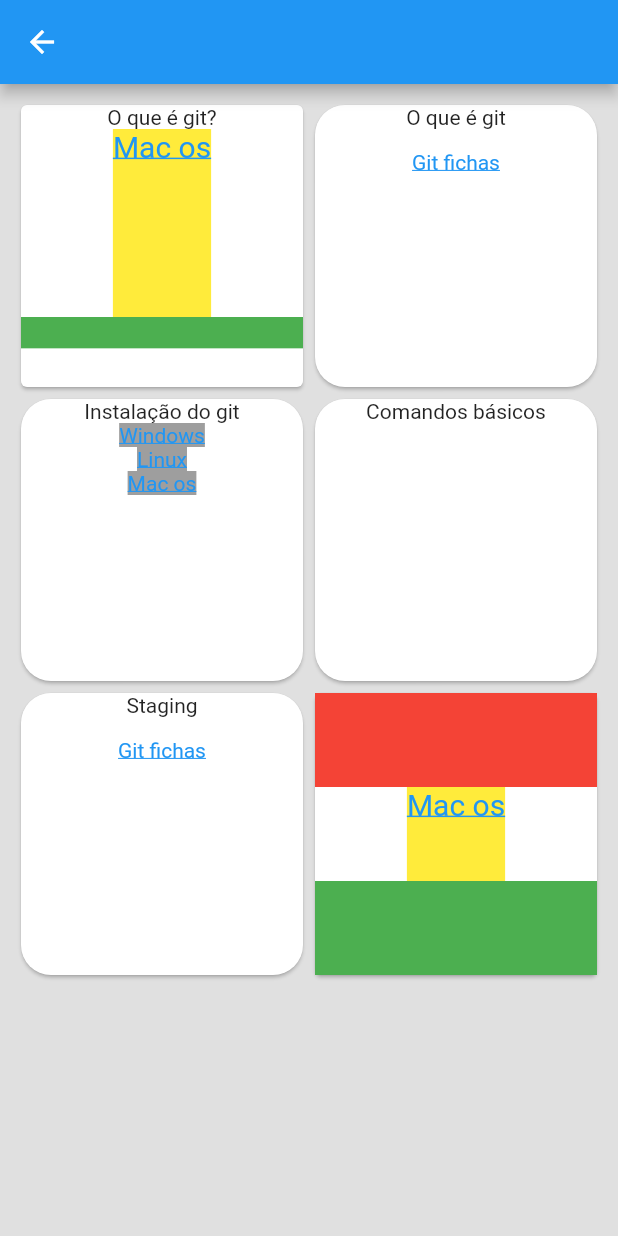
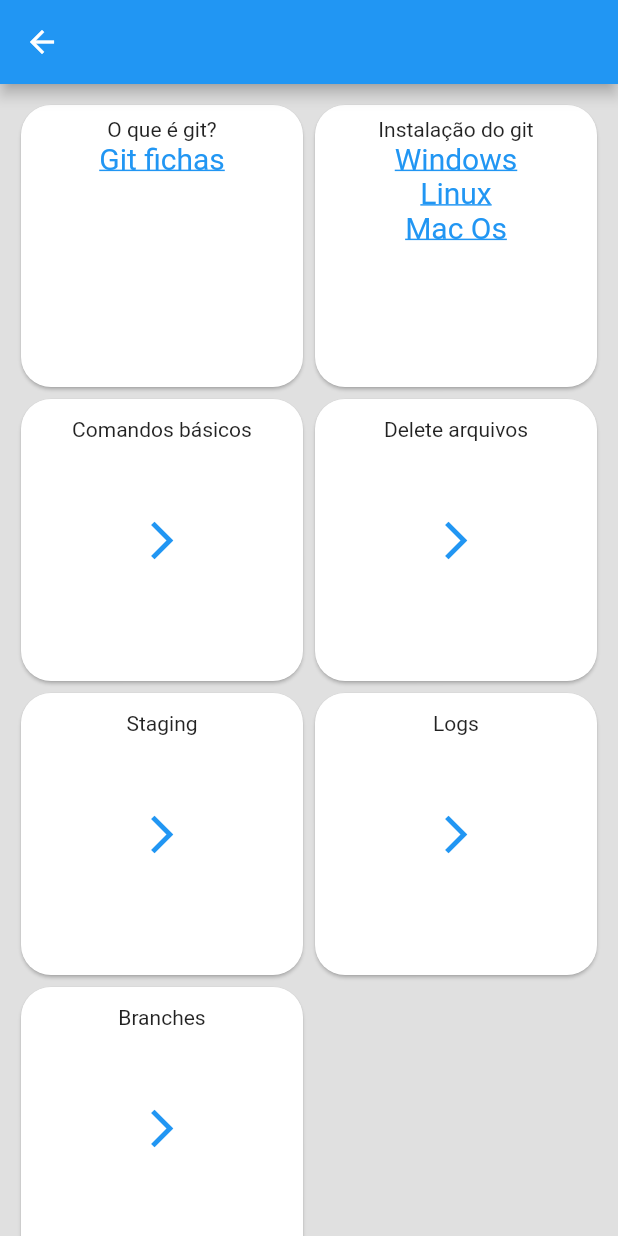
Before and after one commit to pdr-dev71/app-git-e-github-formacao-basica, a Flutter app: the PrimeirosPassosGit screen opened by its route, on a phone screen of 412 x 824 dp. Run offline on Flutter 3.47's test engine with Material 2 defaults, Android fonts, the phone set to English and light mode, and no system bars; statements that could not run were skipped.

Commit message:
finished first module

```diff
--- a/lib/main.dart
+++ b/lib/main.dart
@@ -1,8 +1,12 @@
 import 'package:flutter/material.dart';
 import 'package:git_e_github_formacao_basica/home.dart';
+import 'package:git_e_github_formacao_basica/primeiro_passos/branches.dart';
 import 'package:git_e_github_formacao_basica/primeiro_passos/comandos_basicos.dart';
+import 'package:git_e_github_formacao_basica/primeiro_passos/delete.dart';
 import 'package:git_e_github_formacao_basica/primeiro_passos/home.dart';
-import 'package:git_e_github_formacao_basica/trabalhando_com_git.dart';
+import 'package:git_e_github_formacao_basica/primeiro_passos/logs.dart';
+import 'package:git_e_github_formacao_basica/primeiro_passos/staging.dart';
+import 'package:git_e_github_formacao_basica/trabahando_com_git/trabalhando_com_git.dart';
 
 void main() {
   runApp(const MyApp());
@@ -21,6 +25,10 @@
         '/Modulo1': (context) => const PrimeirosPassosGit(),
         '/Modulo2': (context) => const TrabalhandoComGit(),
         '/ComandosBasicos': (context) => const ComandosBasicos(),
+        '/Staging': (context) => const Staging(),
+        '/Delete': (context) => const Delete(),
+        '/Logs': (context) => const Logs(),
+        '/Branches': (context) => const Branches(),
       },
     );
   }
--- a/lib/primeiro_passos/home.dart
+++ b/lib/primeiro_passos/home.dart
@@ -33,25 +33,30 @@ class PrimeirosPassosGit extends StatelessWidget {
         scrollDirection: Axis.vertical,
         children: [
           Card(
+            clipBehavior: Clip.antiAliasWithSaveLayer,
+            shape: RoundedRectangleBorder(
+              borderRadius: BorderRadius.circular(20.0),
+            ),
+            child: Padding(
+              padding: const EdgeInsets.all(8.0),
               child: Column(
                 children: <Widget>[
-                Flexible(
+                  const Flexible(
                     flex: 2,
-                  child: Container(
-                    child: const Text('O que é git?'),
+                    child: SizedBox(
+                      child: Text('O que é git?'),
                     ),
                   ),
                   Flexible(
                     flex: 6,
                     child: Container(
-                    color: Colors.yellow,
                       child: Column(
                         children: [
                           InkWell(
-                          onTap: () async => await _openUrl(
-                              'https://git-scm.com/download/mac'),
+                            onTap: () async =>
+                                await _openUrl('https://gitfichas.com/'),
                             child: const Text(
-                            'Mac os',
+                              'Git fichas',
                               style: TextStyle(
                                 decoration: TextDecoration.underline,
                                 color: Colors.blue,
@@ -63,13 +68,8 @@ class PrimeirosPassosGit extends StatelessWidget {
                       ),
                     ),
                   ),
-                Flexible(
-                  flex: 1,
-                  child: Container(
-                    color: Colors.green,
+                ],
               ),
-                ),
-              ],
             ),
           ),
           Card(
@@ -77,162 +77,50 @@ class PrimeirosPassosGit extends StatelessWidget {
             shape: RoundedRectangleBorder(
               borderRadius: BorderRadius.circular(20.0),
             ),
+            child: Padding(
+              padding: const EdgeInsets.all(8.0),
               child: Column(
-              children: [
-                const Text('O que é git'),
-                InkWell(
-                  onTap: () async => await _openUrl('https://gitfichas.com/'),
-                  child: const Padding(
-                    padding: EdgeInsets.only(top: 14.0),
-                    child: Text(
-                      'Git fichas',
-                      style: TextStyle(
-                        decoration: TextDecoration.underline,
-                        color: Colors.blue,
-                      ),
-                    ),
-                  ),
-                ),
-              ],
-            ),
-          ),
-          SizedBox(
-            width: screenWith * .4,
-            height: 100,
-            child: Card(
-              clipBehavior: Clip.antiAliasWithSaveLayer,
-              shape: RoundedRectangleBorder(
-                borderRadius: BorderRadius.circular(20.0),
-              ),
-              child: Column(
-                children: [
-                  Flexible(
+                children: <Widget>[
+                  const Flexible(
                     flex: 2,
-                    child: Container(
-                      child: const Text('Instalação do git'),
+                    child: SizedBox(
+                      child: Text('Instalação do git'),
                     ),
                   ),
                   Flexible(
-                    flex: 5,
+                    flex: 6,
                     child: Container(
-                      color: Colors.grey,
-                      child: InkWell(
-                        onTap: () async =>
-                            await _openUrl('https://git-scm.com/download/win'),
+                      child: Column(
+                        children: [
+                          InkWell(
+                            onTap: () async => await _openUrl(
+                                'https://git-scm.com/download/win'),
                             child: const Text(
                               'Windows',
                               style: TextStyle(
                                 decoration: TextDecoration.underline,
                                 color: Colors.blue,
+                                fontSize: 20,
                               ),
                             ),
                           ),
-                    ),
-                  ),
-                  Flexible(
-                    flex: 3,
-                    child: Container(
-                      color: Colors.grey,
-                      child: InkWell(
-                        onTap: () =>
-                            _openUrl('https://git-scm.com/download/linux'),
+                          InkWell(
+                            onTap: () async => await _openUrl(
+                                'https://git-scm.com/download/linux'),
                             child: const Text(
                               'Linux',
                               style: TextStyle(
                                 decoration: TextDecoration.underline,
                                 color: Colors.blue,
+                                fontSize: 20,
                               ),
                             ),
                           ),
-                    ),
-                  ),
-                  Flexible(
-                    flex: 3,
-                    child: Container(
-                      color: Colors.grey,
-                      child: InkWell(
-                        onTap: () async =>
-                            await _openUrl('https://git-scm.com/download/mac'),
-                        child: const Text(
-                          'Mac os',
-                          style: TextStyle(
-                            decoration: TextDecoration.underline,
-                            color: Colors.blue,
-                          ),
-                        ),
-                      ),
-                    ),
-                  )
-                ],
-              ),
-            ),
-          ),
-          GestureDetector(
-            onTap: () => Navigator.pushNamed(context, '/ComandosBasicos'),
-            child: SizedBox(
-              width: screenWith * .4,
-              height: 100,
-              child: Card(
-                clipBehavior: Clip.antiAliasWithSaveLayer,
-                shape: RoundedRectangleBorder(
-                  borderRadius: BorderRadius.circular(20.0),
-                ),
-                child: Column(
-                  children: const [
-                    Text('Comandos básicos'),
-                  ],
-                ),
-              ),
-            ),
-          ),
-          SizedBox(
-            width: screenWith * .4,
-            height: 100,
-            child: Card(
-              clipBehavior: Clip.antiAliasWithSaveLayer,
-              shape: RoundedRectangleBorder(
-                borderRadius: BorderRadius.circular(20.0),
-              ),
-              child: Column(
-                children: [
-                  const Text('Staging'),
-                  InkWell(
-                    onTap: () async => await _openUrl('https://gitfichas.com/'),
-                    child: const Padding(
-                      padding: EdgeInsets.only(top: 14.0),
-                      child: Text(
-                        'Git fichas',
-                        style: TextStyle(
-                          decoration: TextDecoration.underline,
-                          color: Colors.blue,
-                        ),
-                      ),
-                    ),
-                  ),
-                ],
-              ),
-            ),
-          ),
-          Card(
-            child: Column(
-              children: <Widget>[
-                Flexible(
-                  flex: 2,
-                  child: Container(
-                    color: Colors.red,
-                  ),
-                ),
-                Flexible(
-                  flex: 2,
-                  child: Container(
-                    color: Colors.yellow,
-                    child: Column(
-                      children: [
                           InkWell(
                             onTap: () async => await _openUrl(
                                 'https://git-scm.com/download/mac'),
                             child: const Text(
-                            'Mac os',
+                              'Mac Os',
                               style: TextStyle(
                                 decoration: TextDecoration.underline,
                                 color: Colors.blue,
@@ -244,10 +132,74 @@ class PrimeirosPassosGit extends StatelessWidget {
                       ),
                     ),
                   ),
+                ],
+              ),
+            ),
+          ),
+          Card(
+            clipBehavior: Clip.antiAliasWithSaveLayer,
+            shape: RoundedRectangleBorder(
+              borderRadius: BorderRadius.circular(20.0),
+            ),
+            child: Padding(
+              padding: const EdgeInsets.only(top: 12.0),
+              child: Column(
+                children: <Widget>[
+                  const Flexible(
+                    flex: 2,
+                    child: SizedBox(
+                      child: Text('Comandos básicos'),
+                    ),
+                  ),
                   Flexible(
+                    flex: 6,
+                    child: Container(
+                      child: Column(
+                        mainAxisAlignment: MainAxisAlignment.center,
+                        children: [
+                          InkWell(
+                            onTap: () => Navigator.pushNamed(
+                                context, '/ComandosBasicos'),
+                            child: const Icon(
+                              Icons.arrow_forward_ios,
+                              color: Colors.blue,
+                              size: 30,
+                            ),
+                          ),
+                        ],
+                      ),
+                    ),
+                  ),
+                ],
+              ),
+            ),
+          ),
+          Card(
+            clipBehavior: Clip.antiAliasWithSaveLayer,
+            shape: RoundedRectangleBorder(
+              borderRadius: BorderRadius.circular(20.0),
+            ),
+            child: Padding(
+              padding: const EdgeInsets.only(top: 12.0),
+              child: Column(
+                children: [
+                  const Flexible(
                     flex: 2,
-                  child: Container(
-                    color: Colors.green,
+                    child: SizedBox(
+                      child: Text('Delete arquivos'),
+                    ),
+                  ),
+                  Flexible(
+                    flex: 6,
+                    child: Column(
+                      mainAxisAlignment: MainAxisAlignment.center,
+                      children: [
+                        InkWell(
+                          onTap: () => Navigator.pushNamed(context, '/Delete'),
+                          child: const Icon(
+                            Icons.arrow_forward_ios,
+                            color: Colors.blue,
+                            size: 30,
                           ),
                         ),
                       ],
@@ -255,6 +207,116 @@ class PrimeirosPassosGit extends StatelessWidget {
                   ),
                 ],
               ),
+            ),
+          ),
+          Card(
+            clipBehavior: Clip.antiAliasWithSaveLayer,
+            shape: RoundedRectangleBorder(
+              borderRadius: BorderRadius.circular(20.0),
+            ),
+            child: Padding(
+              padding: const EdgeInsets.only(top: 12.0),
+              child: Column(
+                children: [
+                  const Flexible(
+                    flex: 2,
+                    child: SizedBox(
+                      child: Text('Staging'),
+                    ),
+                  ),
+                  Flexible(
+                    flex: 6,
+                    child: Column(
+                      mainAxisAlignment: MainAxisAlignment.center,
+                      children: [
+                        InkWell(
+                          onTap: () => Navigator.pushNamed(context, '/Staging'),
+                          child: const Icon(
+                            Icons.arrow_forward_ios,
+                            color: Colors.blue,
+                            size: 30,
+                          ),
+                        ),
+                      ],
+                    ),
+                  ),
+                ],
+              ),
+            ),
+          ),
+          Card(
+            clipBehavior: Clip.antiAliasWithSaveLayer,
+            shape: RoundedRectangleBorder(
+              borderRadius: BorderRadius.circular(20.0),
+            ),
+            child: Padding(
+              padding: const EdgeInsets.only(top: 12.0),
+              child: Column(
+                children: [
+                  const Flexible(
+                    flex: 2,
+                    child: SizedBox(
+                      child: Text('Logs'),
+                    ),
+                  ),
+                  Flexible(
+                    flex: 6,
+                    child: Column(
+                      mainAxisAlignment: MainAxisAlignment.center,
+                      children: [
+                        InkWell(
+                          onTap: () => Navigator.pushNamed(context, '/Logs'),
+                          child: const Icon(
+                            Icons.arrow_forward_ios,
+                            color: Colors.blue,
+                            size: 30,
+                          ),
+                        ),
+                      ],
+                    ),
+                  ),
+                ],
+              ),
+            ),
+          ),
+          Card(
+            clipBehavior: Clip.antiAliasWithSaveLayer,
+            shape: RoundedRectangleBorder(
+              borderRadius: BorderRadius.circular(20.0),
+            ),
+            child: Padding(
+              padding: const EdgeInsets.only(top: 12.0),
+              child: Column(
+                children: [
+                  const Flexible(
+                    flex: 2,
+                    child: SizedBox(
+                      child: Text('Branches'),
+                    ),
+                  ),
+                  Flexible(
+                    flex: 6,
+                    child: Column(
+                      mainAxisAlignment: MainAxisAlignment.center,
+                      children: [
+                        InkWell(
+                          onTap: () =>
+                              Navigator.pushNamed(context, '/Branches'),
+                          child: const Icon(
+                            Icons.arrow_forward_ios,
+                            color: Colors.blue,
+                            size: 30,
+                          ),
+                        ),
+                      ],
+                    ),
+                  ),
+                ],
+              ),
+            ),
+          ),
+        ],
+      ),
     );
   }
 }
```
Also changed, not shown: lib/primeiro_passos/branches.dart (added, +46 -0 lines), lib/primeiro_passos/comandos_basicos.dart (+57 -5 lines), lib/primeiro_passos/delete.dart (added, +32 -0 lines), lib/primeiro_passos/logs.dart (added, +26 -0 lines), lib/primeiro_passos/staging.dart (added, +39 -0 lines), lib/trabahando_com_git/home.dart (renamed from lib/trabalhando_com_git.dart). Lines whose indentation alone changed are shown as unchanged.
